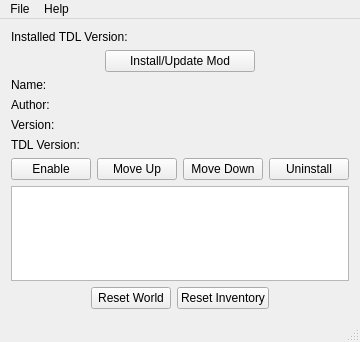
The window that modloader_qt/mainwindow.ui (jpeg/TDL-Mod-Loader) describes before a commit, drawn with Qt 5.
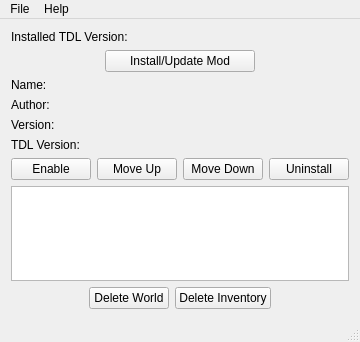
The same window after the commit. Icons and pictures are not drawn.

```diff
--- a/modloader_qt/mainwindow.ui
+++ b/modloader_qt/mainwindow.ui
@@ -164,14 +164,22 @@
       <item>
        <widget class="QPushButton" name="buttonRefreshWorld">
         <property name="text">
-         <string>Reset World</string>
+         <string>Delete World</string>
+        </property>
+        <property name="icon">
+         <iconset resource="icons.qrc">
+          <normaloff>:/icons/world_delete.png</normaloff>:/icons/world_delete.png</iconset>
         </property>
        </widget>
       </item>
       <item>
        <widget class="QPushButton" name="buttonRefreshInventory">
         <property name="text">
-         <string>Reset Inventory</string>
+         <string>Delete Inventory</string>
+        </property>
+        <property name="icon">
+         <iconset resource="icons.qrc">
+          <normaloff>:/icons/cart_delete.png</normaloff>:/icons/cart_delete.png</iconset>
         </property>
        </widget>
       </item>
```
Left out of the diff: 40 changed lines with no effect on the pictures.
